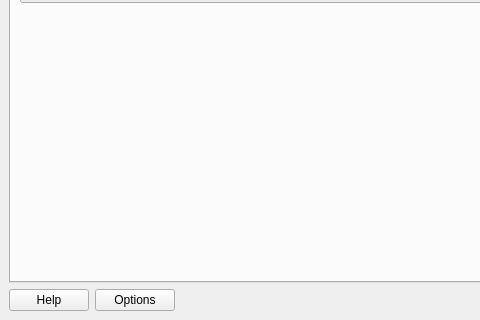
The window that src/cplus_plugin/ui/qgis_cplus_main_dockwidget.ui (ConservationInternational/cplus-plugin) describes before a commit, drawn with Qt 5; both pictures show x 0 to 480 and y 322 to 642 of the 799 by 642 pixel window.
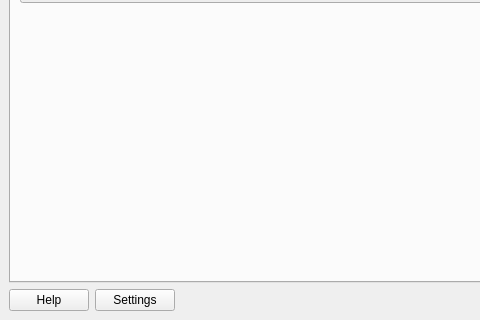
The same window after the commit. Icons and pictures are not drawn. Custom widgets are drawn as their Qt base class.

Commit message: Rename options button in step 1.

Diff of the .ui file:
```diff
--- a/src/cplus_plugin/ui/qgis_cplus_main_dockwidget.ui
+++ b/src/cplus_plugin/ui/qgis_cplus_main_dockwidget.ui
@@ -715,7 +715,7 @@
         <item>
          <widget class="QPushButton" name="options_btn">
           <property name="text">
-           <string>Options</string>
+           <string>Settings</string>
           </property>
          </widget>
         </item>
```
Left out of the diff: 4 changed lines with no effect on the pictures.
